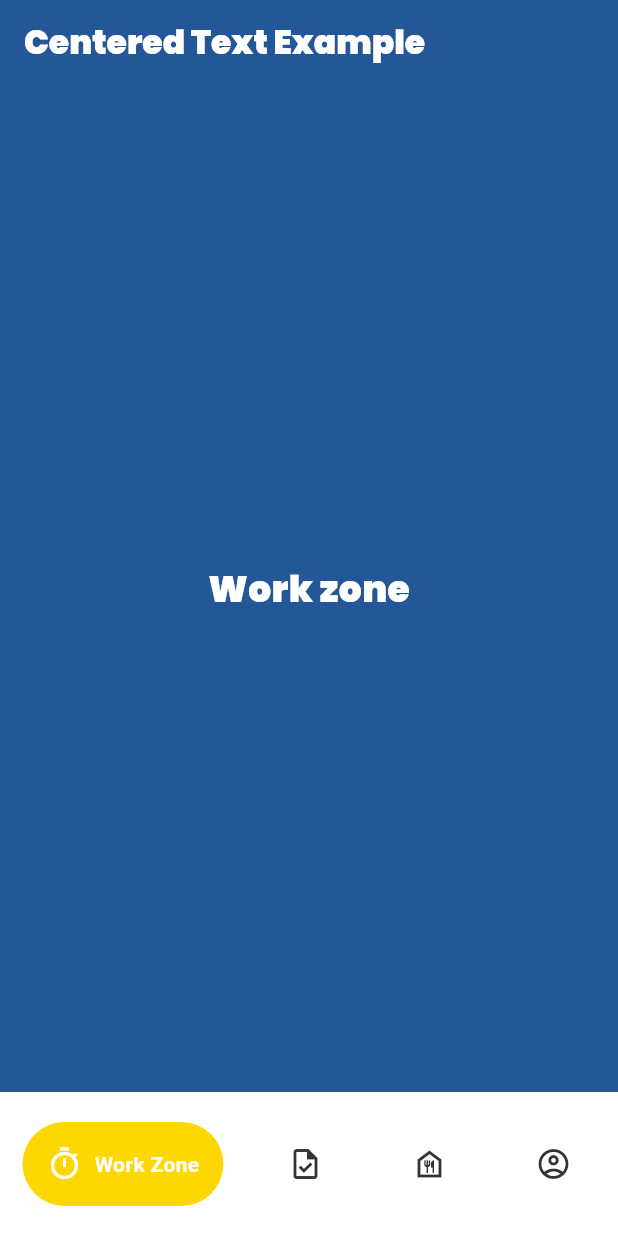
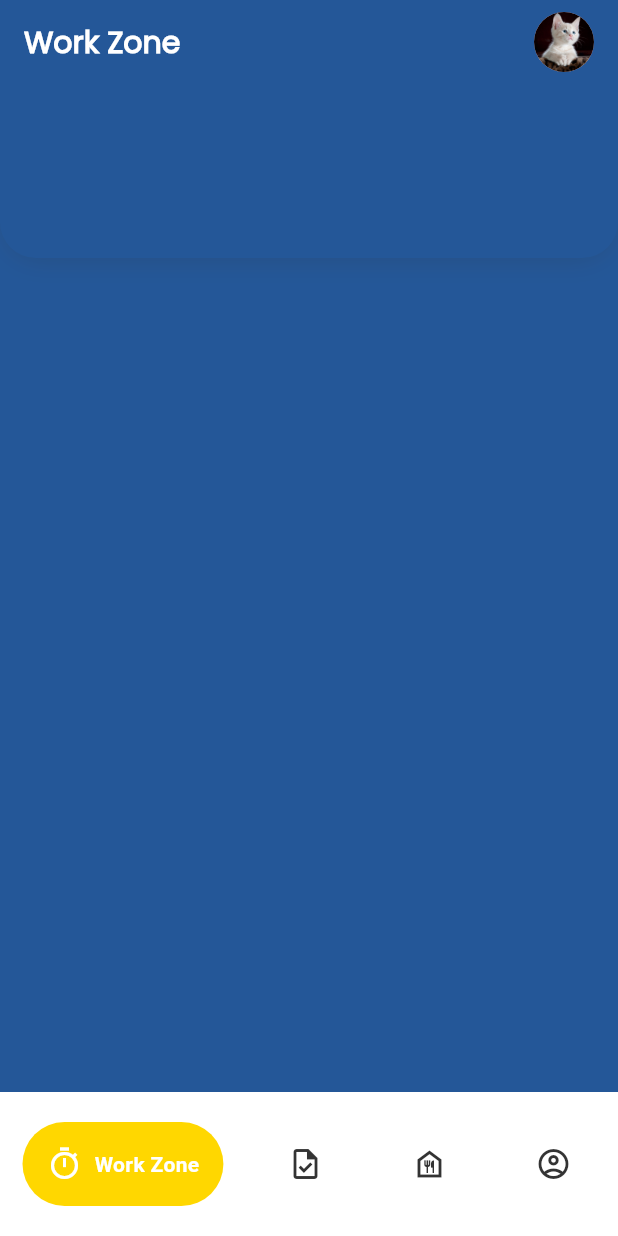
Before and after one commit to JakkapatB/ProjectMobileApp2024, a Flutter app: the screen it shows after launch, on a phone screen of 412 x 824 dp. Run offline on Flutter 3.47's test engine with Material 3 defaults, Android fonts, the phone set to English and light mode, and no system bars; drawn by our look-alikes of google_nav_bar; our stand-ins replace hexcolor.

Commit message:
add app bar

```diff
--- a/lib/pages/workzone.dart
+++ b/lib/pages/workzone.dart
@@ -11,27 +11,49 @@ class Workzone extends StatelessWidget {
       theme: ThemeData(fontFamily: 'Poppins'),
       home: Scaffold(
           appBar: AppBar(
-          title: const Text(
-            'Centered Text Example',
-            style: TextStyle(color: Colors.white),
+            backgroundColor: HexColor('#245798'),
+            title: const Row(
+              mainAxisAlignment: MainAxisAlignment.spaceBetween,
+              children: [
+                Text(
+                  'Work Zone',
+                  style: TextStyle(
+                      fontSize: 20,
+                      color: Colors.white,
+                      fontWeight: FontWeight.bold),
                 ),
-          backgroundColor: HexColor('#245798'),
+                CircleAvatar(
+                  backgroundImage: AssetImage('assets/images/cat.jpg'),
                 ),
-        body: Center(
-          child: Container(
-            color: HexColor('#245798'),
-            child: const Center(
-              child: Text(
-                'Work zone',
-                style: TextStyle(
-                    fontSize: 24,
-                    fontWeight: FontWeight.bold,
-                    color: Colors.white),
+              ],
             ),
           ),
+          body: Container( //This is the largest box that is the body of the app.
+            color: HexColor('#245798'),
+            child: Column(
+              mainAxisAlignment: MainAxisAlignment.start,
+              children: <Widget>[
+                //This is the section that follows the app bar and is used to add sections next to the app bar.
+                Container(
+                  height: 116,
+                  decoration: BoxDecoration(
+                    color: HexColor('#245798'),
+                    borderRadius: const BorderRadius.only(
+                        bottomRight: Radius.circular(24.0),
+                        bottomLeft: Radius.circular(24.0)),
+                    boxShadow: [
+                      BoxShadow(
+                        color: HexColor('#333333').withOpacity(0.2),
+                        offset: const Offset(0, 4),
+                        blurRadius: 13.9,
+                        spreadRadius: -3,
                       ),
+                    ],
                   ),
+                )
+              ],
             ),
+          )),
     );
   }
 }
--- a/pubspec.yaml
+++ b/pubspec.yaml
@@ -73,6 +73,7 @@ flutter:
     - assets/images/Solar.png
     - assets/images/Star.png
     - assets/images/Water.png
+    - assets/images/cat.jpg
 
   # An image asset can refer to one or more resolution-specific "variants", see
   # https://flutter.dev/assets-and-images/#resolution-aware
@@ -88,7 +89,7 @@ flutter:
   fonts:
     - family: Poppins
       fonts:
-        - asset: fonts/Poppins-Black.ttf
+        - asset: fonts/Poppins-Regular.ttf
   #
   # For details regarding fonts from package dependencies,
   # see https://flutter.dev/custom-fonts/#from-packages
```
Also changed, not shown: assets/images/cat.jpg (added), fonts/Poppins-Black.ttf (deleted), fonts/Poppins-Regular.ttf (added). Lines whose indentation alone changed are shown as unchanged.
